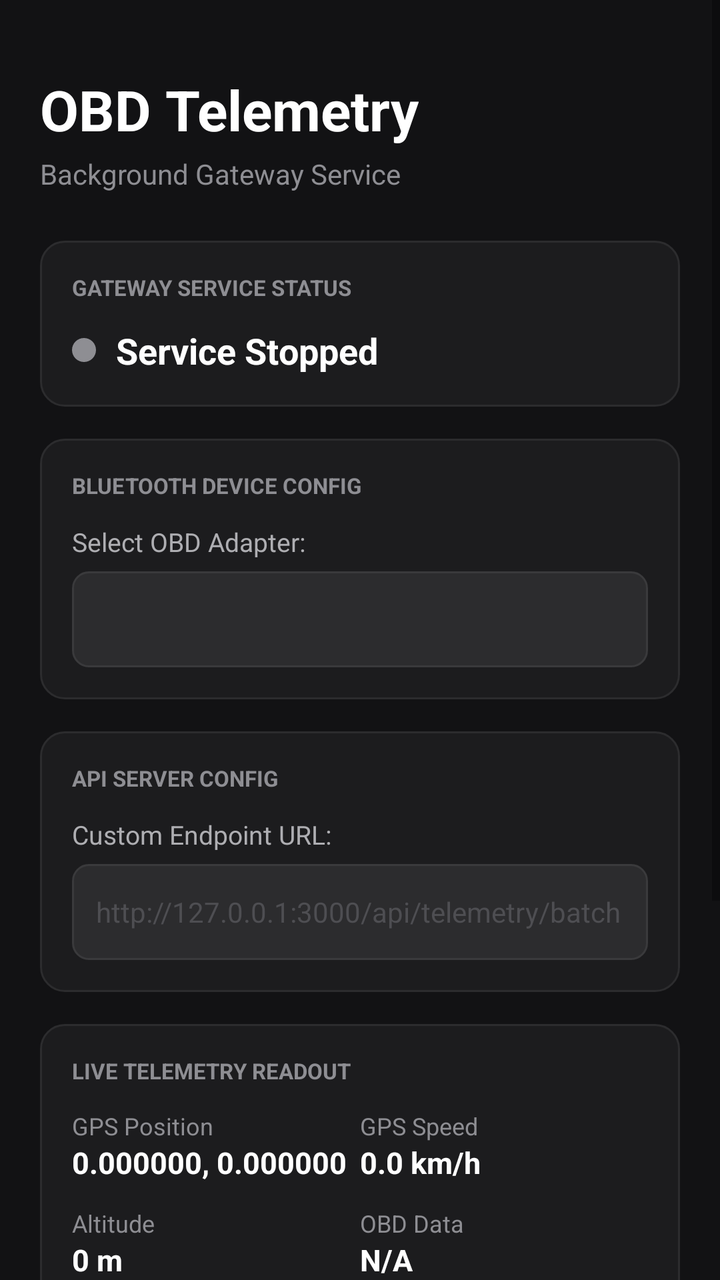
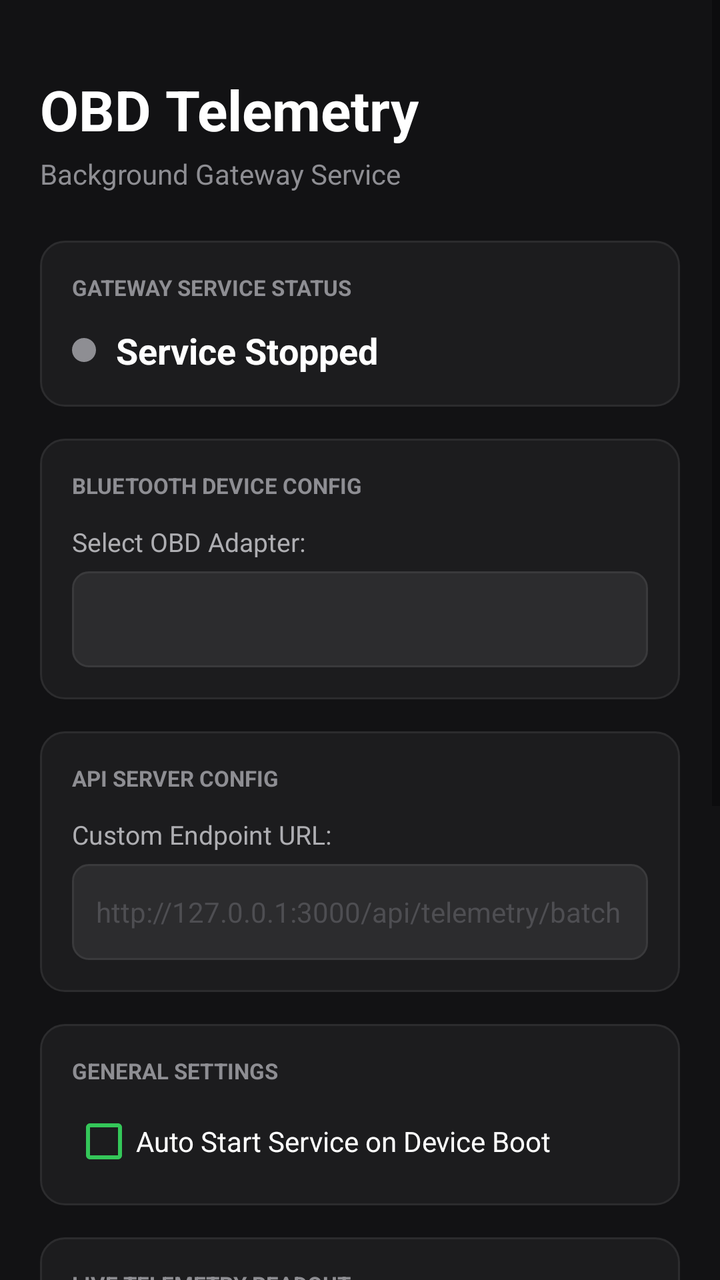

An Android layout rendered at two revisions. The XML below is the earlier revision; the diff shows what the commit changed to produce the second picture.
<!-- AndroidManifest.xml: application theme Theme.AppCompat.Light.DarkActionBar -->
<!-- res/layout/activity_main.xml -->
<?xml version="1.0" encoding="utf-8"?>
<ScrollView xmlns:android="http://schemas.android.com/apk/res/android"
    android:layout_width="match_parent"
    android:layout_height="match_parent"
    android:fillViewport="true"
    android:background="#121214">

    <LinearLayout
        android:layout_width="match_parent"
        android:layout_height="wrap_content"
        android:orientation="vertical"
        android:padding="20dp">

        
        <TextView
            android:layout_width="wrap_content"
            android:layout_height="wrap_content"
            android:text="OBD Telemetry"
            android:textColor="#FFFFFF"
            android:textSize="28sp"
            android:textStyle="bold"
            android:layout_marginTop="16dp"
            android:layout_marginBottom="4dp" />

        <TextView
            android:layout_width="wrap_content"
            android:layout_height="wrap_content"
            android:text="Background Gateway Service"
            android:textColor="#8E8E93"
            android:textSize="14sp"
            android:layout_marginBottom="24dp" />

        
        <LinearLayout
            android:layout_width="match_parent"
            android:layout_height="wrap_content"
            android:orientation="vertical"
            android:background="@drawable/card_bg"
            android:padding="16dp"
            android:layout_marginBottom="16dp">

            <TextView
                android:layout_width="wrap_content"
                android:layout_height="wrap_content"
                android:text="GATEWAY SERVICE STATUS"
                android:textColor="#8E8E93"
                android:textSize="11sp"
                android:textStyle="bold"
                android:layout_marginBottom="12dp" />

            <LinearLayout
                android:layout_width="match_parent"
                android:layout_height="wrap_content"
                android:orientation="horizontal"
                android:gravity="center_vertical">

                <View
                    android:id="@+id/statusIndicator"
                    android:layout_width="12dp"
                    android:layout_height="12dp"
                    android:background="@drawable/circle_indicator"
                    android:layout_marginRight="10dp" />

                <TextView
                    android:id="@+id/statusText"
                    android:layout_width="wrap_content"
                    android:layout_height="wrap_content"
                    android:text="Service Stopped"
                    android:textColor="#FFFFFF"
                    android:textSize="18sp"
                    android:textStyle="bold" />
            </LinearLayout>
        </LinearLayout>

        
        <LinearLayout
            android:layout_width="match_parent"
            android:layout_height="wrap_content"
            android:orientation="vertical"
            android:background="@drawable/card_bg"
            android:padding="16dp"
            android:layout_marginBottom="16dp">

            <TextView
                android:layout_width="wrap_content"
                android:layout_height="wrap_content"
                android:text="BLUETOOTH DEVICE CONFIG"
                android:textColor="#8E8E93"
                android:textSize="11sp"
                android:textStyle="bold"
                android:layout_marginBottom="12dp" />

            <TextView
                android:layout_width="wrap_content"
                android:layout_height="wrap_content"
                android:text="Select OBD Adapter:"
                android:textColor="#AEAEB2"
                android:textSize="13sp"
                android:layout_marginBottom="6dp" />

            <Spinner
                android:id="@+id/bluetoothDeviceSpinner"
                android:layout_width="match_parent"
                android:layout_height="48dp"
                android:background="@drawable/spinner_bg"
                android:paddingLeft="12dp"
                android:paddingRight="12dp" />
        </LinearLayout>

        
        <LinearLayout
            android:layout_width="match_parent"
            android:layout_height="wrap_content"
            android:orientation="vertical"
            android:background="@drawable/card_bg"
            android:padding="16dp"
            android:layout_marginBottom="16dp">

            <TextView
                android:layout_width="wrap_content"
                android:layout_height="wrap_content"
                android:text="API SERVER CONFIG"
                android:textColor="#8E8E93"
                android:textSize="11sp"
                android:textStyle="bold"
                android:layout_marginBottom="12dp" />

            <TextView
                android:layout_width="wrap_content"
                android:layout_height="wrap_content"
                android:text="Custom Endpoint URL:"
                android:textColor="#AEAEB2"
                android:textSize="13sp"
                android:layout_marginBottom="6dp" />

            <EditText
                android:id="@+id/etApiUrl"
                android:layout_width="match_parent"
                android:layout_height="48dp"
                android:background="@drawable/spinner_bg"
                android:paddingLeft="12dp"
                android:paddingRight="12dp"
                android:textColor="#FFFFFF"
                android:textSize="14sp"
                android:inputType="textUri"
                android:hint="http://127.0.0.1:3000/api/telemetry/batch"
                android:textColorHint="#4E4E52" />
        </LinearLayout>

        
        <LinearLayout
            android:layout_width="match_parent"
            android:layout_height="wrap_content"
            android:orientation="vertical"
            android:background="@drawable/card_bg"
            android:padding="16dp"
            android:layout_marginBottom="24dp">

            <TextView
                android:layout_width="wrap_content"
                android:layout_height="wrap_content"
                android:text="LIVE TELEMETRY READOUT"
                android:textColor="#8E8E93"
                android:textSize="11sp"
                android:textStyle="bold"
                android:layout_marginBottom="12dp" />

            <GridLayout
                android:layout_width="match_parent"
                android:layout_height="wrap_content"
                android:columnCount="2">

                
                <LinearLayout
                    android:layout_width="0dp"
                    android:layout_height="wrap_content"
                    android:layout_columnWeight="1"
                    android:orientation="vertical"
                    android:layout_marginBottom="12dp">
                    <TextView
                        android:layout_width="wrap_content"
                        android:layout_height="wrap_content"
                        android:text="GPS Position"
                        android:textColor="#8E8E93"
                        android:textSize="12sp" />
                    <TextView
                        android:id="@+id/tvGpsPosition"
                        android:layout_width="wrap_content"
                        android:layout_height="wrap_content"
                        android:text="0.000000, 0.000000"
                        android:textColor="#FFFFFF"
                        android:textSize="15sp"
                        android:textStyle="bold" />
                </LinearLayout>

                
                <LinearLayout
                    android:layout_width="0dp"
                    android:layout_height="wrap_content"
                    android:layout_columnWeight="1"
                    android:orientation="vertical"
                    android:layout_marginBottom="12dp">
                    <TextView
                        android:layout_width="wrap_content"
                        android:layout_height="wrap_content"
                        android:text="GPS Speed"
                        android:textColor="#8E8E93"
                        android:textSize="12sp" />
                    <TextView
                        android:id="@+id/tvGpsSpeed"
                        android:layout_width="wrap_content"
                        android:layout_height="wrap_content"
                        android:text="0.0 km/h"
                        android:textColor="#FFFFFF"
                        android:textSize="15sp"
                        android:textStyle="bold" />
                </LinearLayout>

                
                <LinearLayout
                    android:layout_width="0dp"
                    android:layout_height="wrap_content"
                    android:layout_columnWeight="1"
                    android:orientation="vertical"
                    android:layout_marginBottom="12dp">
                    <TextView
                        android:layout_width="wrap_content"
                        android:layout_height="wrap_content"
                        android:text="Altitude"
                        android:textColor="#8E8E93"
                        android:textSize="12sp" />
                    <TextView
                        android:id="@+id/tvAltitude"
                        android:layout_width="wrap_content"
                        android:layout_height="wrap_content"
                        android:text="0 m"
                        android:textColor="#FFFFFF"
                        android:textSize="15sp"
                        android:textStyle="bold" />
                </LinearLayout>

                
                <LinearLayout
                    android:layout_width="0dp"
                    android:layout_height="wrap_content"
                    android:layout_columnWeight="1"
                    android:orientation="vertical"
                    android:layout_marginBottom="12dp">
                    <TextView
                        android:layout_width="wrap_content"
                        android:layout_height="wrap_content"
                        android:text="OBD Data"
                        android:textColor="#8E8E93"
                        android:textSize="12sp" />
                    <TextView
                        android:id="@+id/tvObdStatus"
                        android:layout_width="wrap_content"
                        android:layout_height="wrap_content"
                        android:text="N/A"
                        android:textColor="#FFFFFF"
                        android:textSize="15sp"
                        android:textStyle="bold" />
                </LinearLayout>

                
                <LinearLayout
                    android:layout_width="0dp"
                    android:layout_height="wrap_content"
                    android:layout_columnWeight="1"
                    android:orientation="vertical"
                    android:layout_marginBottom="12dp">
                    <TextView
                        android:layout_width="wrap_content"
                        android:layout_height="wrap_content"
                        android:text="Engine RPM"
                        android:textColor="#8E8E93"
                        android:textSize="12sp" />
                    <TextView
                        android:id="@+id/tvEngineRpm"
                        android:layout_width="wrap_content"
                        android:layout_height="wrap_content"
                        android:text="N/A"
                        android:textColor="#FFFFFF"
                        android:textSize="15sp"
                        android:textStyle="bold" />
                </LinearLayout>

                
                <LinearLayout
                    android:layout_width="0dp"
                    android:layout_height="wrap_content"
                    android:layout_columnWeight="1"
                    android:orientation="vertical"
                    android:layout_marginBottom="12dp">
                    <TextView
                        android:layout_width="wrap_content"
                        android:layout_height="wrap_content"
                        android:text="Coolant Temp"
                        android:textColor="#8E8E93"
                        android:textSize="12sp" />
                    <TextView
                        android:id="@+id/tvCoolantTemp"
                        android:layout_width="wrap_content"
                        android:layout_height="wrap_content"
                        android:text="N/A"
                        android:textColor="#FFFFFF"
                        android:textSize="15sp"
                        android:textStyle="bold" />
                </LinearLayout>

                
                <LinearLayout
                    android:layout_width="0dp"
                    android:layout_height="wrap_content"
                    android:layout_columnWeight="1"
                    android:orientation="vertical">
                    <TextView
                        android:layout_width="wrap_content"
                        android:layout_height="wrap_content"
                        android:text="Throttle Position"
                        android:textColor="#8E8E93"
                        android:textSize="12sp" />
                    <TextView
                        android:id="@+id/tvThrottlePos"
                        android:layout_width="wrap_content"
                        android:layout_height="wrap_content"
                        android:text="N/A"
                        android:textColor="#FFFFFF"
                        android:textSize="15sp"
                        android:textStyle="bold" />
                </LinearLayout>

                
                <LinearLayout
                    android:layout_width="0dp"
                    android:layout_height="wrap_content"
                    android:layout_columnWeight="1"
                    android:orientation="vertical">
                    <TextView
                        android:layout_width="wrap_content"
                        android:layout_height="wrap_content"
                        android:text="System Voltage"
                        android:textColor="#8E8E93"
                        android:textSize="12sp" />
                    <TextView
                        android:id="@+id/tvVoltage"
                        android:layout_width="wrap_content"
                        android:layout_height="wrap_content"
                        android:text="N/A"
                        android:textColor="#FFFFFF"
                        android:textSize="15sp"
                        android:textStyle="bold" />
                </LinearLayout>
            </GridLayout>
        </LinearLayout>

        
        <Button
            android:id="@+id/btnStart"
            android:layout_width="match_parent"
            android:layout_height="50dp"
            android:text="Start Service"
            android:textColor="#FFFFFF"
            android:textSize="16sp"
            android:textStyle="bold"
            android:background="@drawable/btn_start_bg"
            android:layout_marginBottom="12dp" />

        <Button
            android:id="@+id/btnStop"
            android:layout_width="match_parent"
            android:layout_height="50dp"
            android:text="Stop Service"
            android:textColor="#FFFFFF"
            android:textSize="16sp"
            android:textStyle="bold"
            android:background="@drawable/btn_stop_bg" />

    </LinearLayout>
</ScrollView>
<!-- resources referenced by this layout -->
<resources>
  <!-- drawable btn_start_bg (drawable) -->
  <?xml version="1.0" encoding="utf-8"?>
  <shape xmlns:android="http://schemas.android.com/apk/res/android">
      <solid android:color="#2563EB" />
      <corners android:radius="8dp" />
  </shape>
  <!-- drawable btn_stop_bg (drawable) -->
  <?xml version="1.0" encoding="utf-8"?>
  <shape xmlns:android="http://schemas.android.com/apk/res/android">
      <solid android:color="#DC2626" />
      <corners android:radius="8dp" />
  </shape>
  <!-- drawable card_bg (drawable) -->
  <?xml version="1.0" encoding="utf-8"?>
  <shape xmlns:android="http://schemas.android.com/apk/res/android">
      <solid android:color="#1C1C1E" />
      <corners android:radius="12dp" />
      <stroke android:width="1dp" android:color="#2C2C2E" />
  </shape>
  <!-- drawable circle_indicator (drawable) -->
  <?xml version="1.0" encoding="utf-8"?>
  <shape xmlns:android="http://schemas.android.com/apk/res/android"
      android:shape="oval">
      <solid android:color="#8E8E93" />
  </shape>
  <!-- drawable spinner_bg (drawable) -->
  <?xml version="1.0" encoding="utf-8"?>
  <shape xmlns:android="http://schemas.android.com/apk/res/android">
      <solid android:color="#2C2C2E" />
      <corners android:radius="8dp" />
      <stroke android:width="1dp" android:color="#3A3A3C" />
  </shape>
</resources>

<!-- the commit's change to res/layout/activity_main.xml (unified diff, before → after) -->
@@ -154,6 +154,34 @@
             android:orientation="vertical"
             android:background="@drawable/card_bg"
             android:padding="16dp"
+            android:layout_marginBottom="16dp">
+
+            <TextView
+                android:layout_width="wrap_content"
+                android:layout_height="wrap_content"
+                android:text="GENERAL SETTINGS"
+                android:textColor="#8E8E93"
+                android:textSize="11sp"
+                android:textStyle="bold"
+                android:layout_marginBottom="12dp" />
+
+            <CheckBox
+                android:id="@+id/cbAutoStart"
+                android:layout_width="match_parent"
+                android:layout_height="wrap_content"
+                android:text="Auto Start Service on Device Boot"
+                android:textColor="#FFFFFF"
+                android:buttonTint="#34C759"
+                android:textSize="14sp" />
+        </LinearLayout>
+
+        
+        <LinearLayout
+            android:layout_width="match_parent"
+            android:layout_height="wrap_content"
+            android:orientation="vertical"
+            android:background="@drawable/card_bg"
+            android:padding="16dp"
             android:layout_marginBottom="24dp">
 
             <TextView
